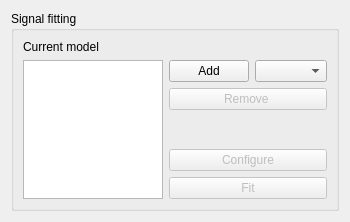
Before: the Qt Designer form iintgui/ui/fitpanel2.ui in syncope/iint-gui, drawn with Qt 5.
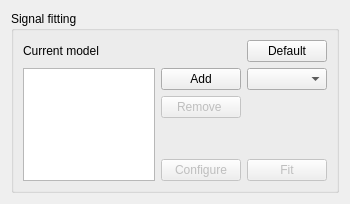
After: the same form once the commit is applied.

The edit to the form file:
```diff
--- a/iintgui/ui/fitpanel2.ui
+++ b/iintgui/ui/fitpanel2.ui
@@ -7,7 +7,7 @@
     <x>0</x>
     <y>0</y>
     <width>350</width>
-    <height>222</height>
+    <height>204</height>
    </rect>
   </property>
   <property name="windowTitle">
@@ -48,6 +48,8 @@
              </layout>
             </item>
             <item>
+             <layout class="QHBoxLayout" name="horizontalLayout_3">
+              <item>
              <widget class="QPushButton" name="removeButton">
               <property name="enabled">
                <bool>false</bool>
@@ -58,6 +60,21 @@
              </widget>
             </item>
             <item>
+               <spacer name="horizontalSpacer">
+                <property name="orientation">
+                 <enum>Qt::Horizontal</enum>
+                </property>
+                <property name="sizeHint" stdset="0">
+                 <size>
+                  <width>40</width>
+                  <height>20</height>
+                 </size>
+                </property>
+               </spacer>
+              </item>
+             </layout>
+            </item>
+            <item>
              <spacer name="verticalSpacer">
               <property name="orientation">
                <enum>Qt::Vertical</enum>
@@ -71,6 +88,8 @@
              </spacer>
             </item>
             <item>
+             <layout class="QHBoxLayout" name="horizontalLayout_4">
+              <item>
              <widget class="QPushButton" name="configButton">
               <property name="enabled">
                <bool>false</bool>
@@ -92,9 +111,35 @@
             </item>
            </layout>
           </item>
+           </layout>
+          </item>
           <item row="3" column="0">
            <widget class="QListWidget" name="currentModelList"/>
           </item>
+          <item row="0" column="1">
+           <layout class="QHBoxLayout" name="horizontalLayout_5">
+            <item>
+             <spacer name="horizontalSpacer_2">
+              <property name="orientation">
+               <enum>Qt::Horizontal</enum>
+              </property>
+              <property name="sizeHint" stdset="0">
+               <size>
+                <width>40</width>
+                <height>20</height>
+               </size>
+              </property>
+             </spacer>
+            </item>
+            <item>
+             <widget class="QPushButton" name="defaultBtn">
+              <property name="text">
+               <string>Default</string>
+              </property>
+             </widget>
+            </item>
+           </layout>
+          </item>
          </layout>
         </item>
        </layout>
```
Lines whose indentation alone changed are shown as unchanged.
